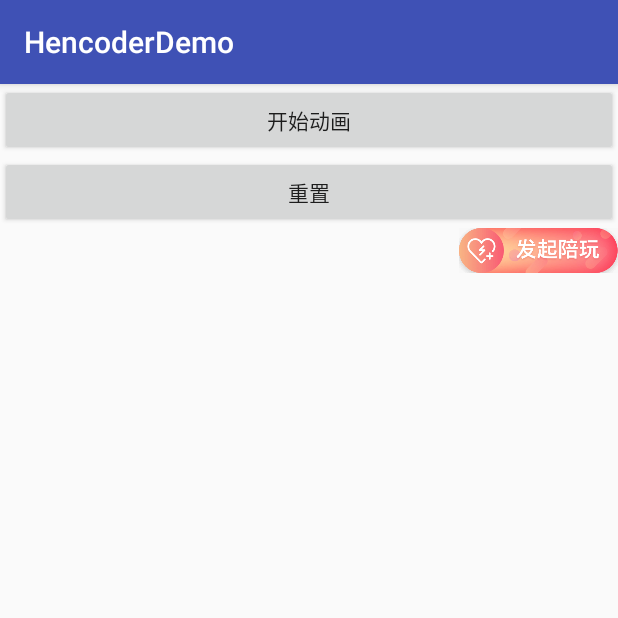
After one commit to DthFish/HencoderDemo, an Android app: the AnimationButtonActivity screen opened directly, with no data from a screen before it, on a phone screen of 412 x 824 dp, the top half of it. The commit adds this screen. Run offline under Robolectric (Android 15) with nearby library versions, the phone set to English and light mode, and no system bars.

Commit message:
animation button

```diff
--- a/app/src/main/AndroidManifest.xml
+++ b/app/src/main/AndroidManifest.xml
@@ -41,7 +41,8 @@
         <activity android:name=".activity.ScalableImageActivity" />
         <activity android:name=".activity.PagerViewActivity" />
         <activity android:name=".activity.TouchAnimActivity" />
-        <activity android:name=".activity.TinkActivity"></activity>
+        <activity android:name=".activity.TinkActivity"/>
+        <activity android:name=".activity.AnimationButtonActivity"/>
     </application>
 
 </manifest>
--- /dev/null
+++ b/app/src/main/java/com/dthfish/hencoderdemo/activity/AnimationButtonActivity.java
@@ -0,0 +1,46 @@
+package com.dthfish.hencoderdemo.activity;
+
+import android.os.Bundle;
+import android.support.annotation.Nullable;
+import android.support.v7.app.AppCompatActivity;
+import android.view.View;
+
+import com.dthfish.hencoderdemo.R;
+import com.dthfish.hencoderdemo.view.AnimationButton;
+
+/**
+ * Description
+ * Author zhaolizhi
+ * Date  2019/3/25.
+ */
+public class AnimationButtonActivity extends AppCompatActivity {
+    private AnimationButton animationButton;
+
+    @Override
+    protected void onCreate(@Nullable Bundle savedInstanceState) {
+        super.onCreate(savedInstanceState);
+        setContentView(R.layout.activity_animation_button);
+        animationButton = findViewById(R.id.btn);
+        findViewById(R.id.btn_start).setOnClickListener(new View.OnClickListener() {
+            @Override
+            public void onClick(View v) {
+                animationButton.startAnimation();
+            }
+        });
+
+        findViewById(R.id.btn_reset).setOnClickListener(new View.OnClickListener() {
+            @Override
+            public void onClick(View v) {
+                animationButton.reset();
+
+            }
+        });
+
+    }
+
+    @Override
+    protected void onResume() {
+        super.onResume();
+        animationButton.resume();
+    }
+}
--- /dev/null
+++ b/app/src/main/java/com/dthfish/hencoderdemo/view/AnimationButton.java
@@ -0,0 +1,145 @@
+package com.dthfish.hencoderdemo.view;
+
+import android.content.Context;
+import android.content.res.TypedArray;
+import android.graphics.Bitmap;
+import android.graphics.BitmapFactory;
+import android.graphics.Canvas;
+import android.graphics.Paint;
+import android.graphics.PorterDuff;
+import android.graphics.PorterDuffXfermode;
+import android.graphics.RectF;
+import android.support.annotation.NonNull;
+import android.support.annotation.Nullable;
+import android.util.AttributeSet;
+import android.view.Gravity;
+import android.view.View;
+import android.view.ViewGroup;
+import android.view.animation.Animation;
+import android.view.animation.Interpolator;
+import android.view.animation.TranslateAnimation;
+import android.widget.FrameLayout;
+import android.widget.ImageView;
+
+import com.dthfish.hencoderdemo.R;
+
+/**
+ * Description
+ * Author zhaolizhi
+ * Date  2019/3/25.
+ */
+public class AnimationButton extends FrameLayout {
+
+    private ImageView ivBack = null;
+    private ImageView ivFront = null;
+    private Bitmap backBitmap = null;
+    private Bitmap frontBitmap = null;
+    private Bitmap beforeBitmap = null;
+    private boolean isAnimation = false;
+    private boolean isReady = false;
+    private boolean needResume = false;
+
+    public AnimationButton(@NonNull Context context) {
+        this(context, null);
+    }
+
+    public AnimationButton(@NonNull Context context, @Nullable AttributeSet attrs) {
+        this(context, attrs, 0);
+    }
+
+    public AnimationButton(@NonNull Context context, @Nullable AttributeSet attrs, int defStyleAttr) {
+        super(context, attrs, defStyleAttr);
+        TypedArray ta = context.obtainStyledAttributes(attrs, R.styleable.AnimationButton);
+        int back = ta.getResourceId(R.styleable.AnimationButton_backgroundIcon, R.drawable.icon_back);
+        int front = ta.getResourceId(R.styleable.AnimationButton_foregroundIcon, R.drawable.icon_front);
+
+        ta.recycle();
+
+        ivBack = new ImageView(context);
+        backBitmap = BitmapFactory.decodeResource(context.getResources(), back);
+        frontBitmap = BitmapFactory.decodeResource(context.getResources(), front);
+
+        ivBack.setImageBitmap(backBitmap);
+        ivFront = new ImageView(context);
+        ivFront.setImageBitmap(frontBitmap);
+        LayoutParams lp = new LayoutParams(ViewGroup.LayoutParams.WRAP_CONTENT, ViewGroup.LayoutParams.WRAP_CONTENT);
+        lp.gravity = Gravity.END;
+        ivFront.setVisibility(View.GONE);
+        addView(ivBack);
+        addView(ivFront, lp);
+        isReady = true;
+    }
+
+    public void startAnimation() {
+        if (isAnimation || !isReady) {
+            return;
+        }
+        final int length = backBitmap.getWidth() - frontBitmap.getWidth();
+
+        beforeBitmap = Bitmap.createBitmap(backBitmap.getWidth(), backBitmap.getHeight(), backBitmap.getConfig());
+        final Canvas canvas = new Canvas(beforeBitmap);
+        canvas.drawBitmap(backBitmap, 0f, 0f, null);
+        final Paint paint = new Paint();
+        paint.setAntiAlias(true);
+        paint.setXfermode(new PorterDuffXfermode(PorterDuff.Mode.CLEAR));
+        final RectF rect = new RectF(0f, 0f, frontBitmap.getWidth() * 0.5f, frontBitmap.getHeight());
+
+        Animation animation = new TranslateAnimation(Animation.ABSOLUTE, -length, Animation.ABSOLUTE, 0f,
+                Animation.RELATIVE_TO_PARENT, 0f, Animation.RELATIVE_TO_PARENT, 0f);
+        animation.setAnimationListener(new Animation.AnimationListener() {
+            @Override
+            public void onAnimationStart(Animation animation) {
+                ivFront.setVisibility(View.VISIBLE);
+
+            }
+
+            @Override
+            public void onAnimationEnd(Animation animation) {
+                isAnimation = false;
+                ivBack.setVisibility(View.GONE);
+                beforeBitmap.recycle();
+                beforeBitmap = null;
+            }
+
+            @Override
+            public void onAnimationRepeat(Animation animation) {
+
+            }
+        });
+
+        animation.setDuration(500);
+        animation.setFillBefore(true);
+        animation.setInterpolator(new Interpolator() {
+            @Override
+            public float getInterpolation(float input) {
+                rect.offsetTo(length * input, 0f);
+                canvas.drawRect(rect, paint);
+                ivBack.setImageBitmap(beforeBitmap);
+                return input;
+            }
+        });
+
+        needResume = true;
+        ivFront.startAnimation(animation);
+    }
+
+    /**
+     * 如果在{@see startAnimation()}过程中，打开一个 Activity 再打开一个 Activity或者 dialog 就会出现
+     * View 消失的问题，应该是 view 动画的原因
+     */
+    public void resume() {
+        if (needResume && isReady) {
+            isAnimation = false;
+            ivBack.setVisibility(View.GONE);
+            ivFront.setVisibility(View.VISIBLE);
+            needResume = false;
+        }
+    }
+
+    public void reset() {
+        ivBack.setVisibility(View.VISIBLE);
+        ivFront.setVisibility(View.GONE);
+        ivBack.setImageBitmap(backBitmap);
+
+    }
+}
--- /dev/null
+++ b/app/src/main/res/layout/activity_animation_button.xml
@@ -0,0 +1,26 @@
+<?xml version="1.0" encoding="utf-8"?>
+<LinearLayout xmlns:android="http://schemas.android.com/apk/res/android"
+    android:layout_width="match_parent"
+    android:layout_height="match_parent"
+    android:orientation="vertical">
+
+
+    <Button
+        android:id="@+id/btn_start"
+        android:layout_width="match_parent"
+        android:layout_height="wrap_content"
+        android:text="开始动画" />
+
+    <Button
+        android:id="@+id/btn_reset"
+        android:layout_width="match_parent"
+        android:layout_height="wrap_content"
+        android:text="重置" />
+
+    <com.dthfish.hencoderdemo.view.AnimationButton
+        android:id="@+id/btn"
+        android:layout_width="wrap_content"
+        android:layout_height="wrap_content"
+        android:layout_gravity="bottom|end" />
+
+</LinearLayout>
--- a/app/src/main/res/values/attrs.xml
+++ b/app/src/main/res/values/attrs.xml
@@ -12,4 +12,9 @@
         <attr name="translationXRatio" format="float" />
         <attr name="translationYRatio" format="float" />
     </declare-styleable>
+
+    <declare-styleable name="AnimationButton">
+        <attr name="backgroundIcon" format="reference" />
+        <attr name="foregroundIcon" format="reference" />
+    </declare-styleable>
 </resources>
```
Also changed, not shown: app/src/main/java/com/dthfish/hencoderdemo/MainActivity.java (+9 -2 lines), app/src/main/res/layout/activity_main.xml (+6 -1 lines), app/src/main/res/drawable-xxxhdpi/icon_back.png (added), app/src/main/res/drawable-xxxhdpi/icon_front.png (added).
